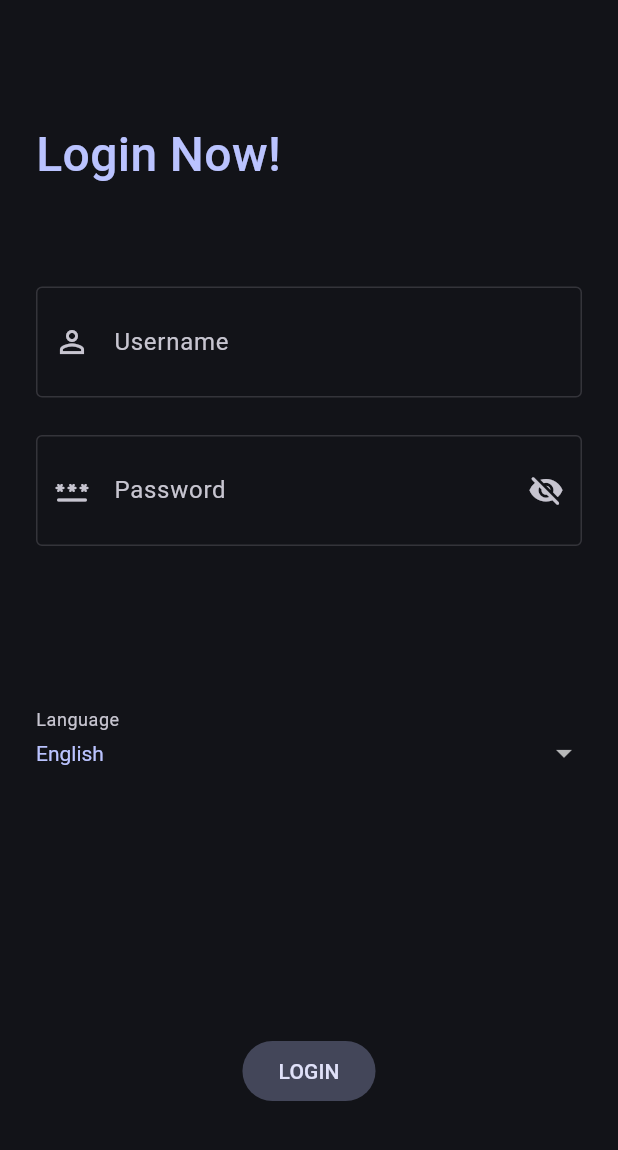
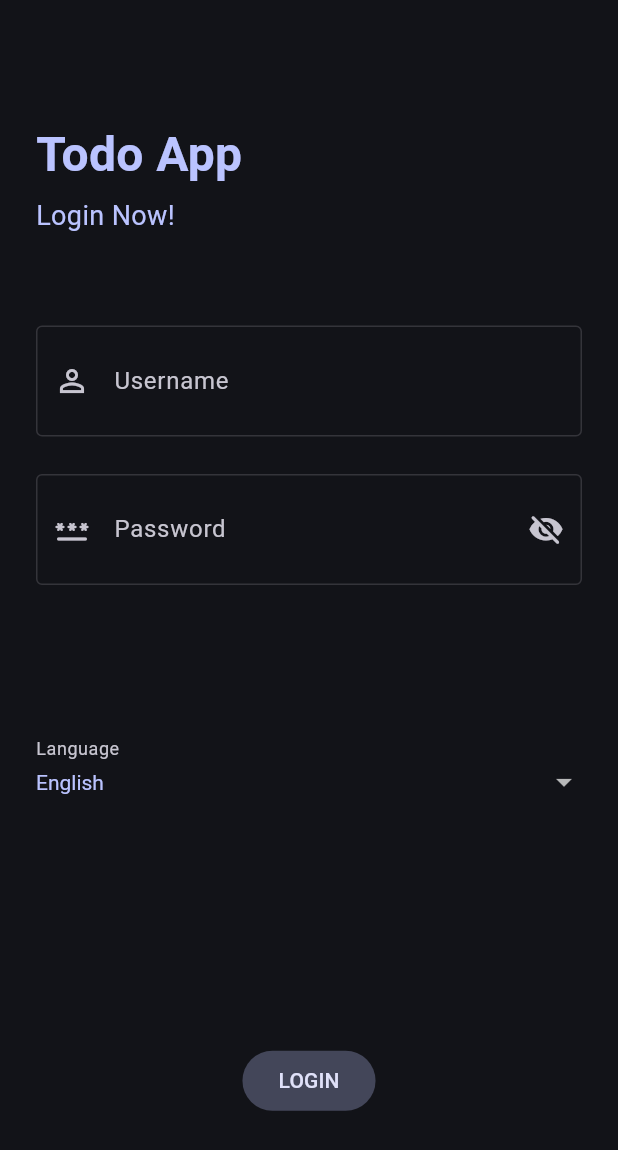
Before and after one commit to MohammadBali/Task-Manager, a Flutter app: the screen it shows after launch, on a phone screen of 412 x 824 dp. Shown: the top 1150 px of the screen. Run offline on Flutter 3.47's test engine with Material 3 defaults, Android fonts, the phone set to English and light mode, and no system bars; our stand-ins replace animated_splash_screen, bloc, conditional_builder_null_safety, dio, flutter_bloc, page_transition and 2 more; missing offline and left inert: string_extensions; accounts and stored records are empty; Roboto replaces fonts that are missing (Poppins).

```diff
--- a/lib/modules/Login/login.dart
+++ b/lib/modules/Login/login.dart
@@ -117,11 +117,10 @@ class _LoginState extends State<Login> {
                               children:
                               [
                                 Text(
-                                  Localization.translate('login_second_title'),
+                                  Localization.translate('login_title'),
                                   style: TextStyle(
                                     color: appCubit.isDarkTheme? defaultDarkColor : defaultColor,
-                                    fontFamily: AppCubit.language == 'ar'? 'Cairo': 'Poppins',
-                                    fontWeight: FontWeight.w500,
+                                    fontWeight: FontWeight.w600,
                                     fontSize: 32,
                                   ),
 
@@ -129,15 +128,14 @@ class _LoginState extends State<Login> {
 
                                 const SizedBox(height: 5,),
 
-                                // Text(
-                                //   Localization.translate('login_second_title'),//'Login Now and Start Revealing the Truth',
-                                //   style: TextStyle(
-                                //     fontSize: 16,
-                                //     color: AppCubit.get(context).isDarkTheme? defaultDarkColor : defaultColor,
-                                //     fontFamily: AppCubit.language == 'ar'? 'Cairo': 'Railway',
-                                //     fontWeight: FontWeight.w400
-                                //   ),
-                                // ),
+                                Text(
+                                  Localization.translate('login_second_title'),//'Login Now and Start Revealing the Truth',
+                                  style: TextStyle(
+                                    fontSize: 18,
+                                    color: AppCubit.get(context).isDarkTheme? defaultDarkColor : defaultColor,
+                                    fontWeight: FontWeight.w400
+                                  ),
+                                ),
 
                                 const SizedBox(height: 60,),
 
@@ -230,7 +228,6 @@ class _LoginState extends State<Login> {
                                                     onChanged: (newValue) {
 
                                                       setState(() {
-                                                        print('Current Language is: $newValue');
                                                         currentLanguage = newValue!;
                                                         state.didChange(newValue);
 
@@ -240,7 +237,7 @@ class _LoginState extends State<Login> {
 
                                                         }).catchError((error)
                                                         {
-                                                          print('ERROR WHILE SWITCHING LANGUAGES, ${error.toString()}');
+                                                          debugPrint('ERROR WHILE SWITCHING LANGUAGES, ${error.toString()}');
                                                           snackBarBuilder(message: error.toString(), context: context);
                                                         });
                                                       });
@@ -313,27 +310,25 @@ class _LoginState extends State<Login> {
                                 children:
                                 [
                                   Text(
-                                    Localization.translate('login_second_title'),
+                                    Localization.translate('login_title'),
                                     style: TextStyle(
                                       color: appCubit.isDarkTheme? defaultDarkColor : defaultColor,
-                                      fontFamily: AppCubit.language == 'ar'? 'Cairo': 'Poppins',
-                                      fontWeight: FontWeight.w500,
+                                      fontWeight: FontWeight.w600,
                                       fontSize: 32,
                                     ),
 
                                   ),
 
-                                  const SizedBox(height: 10,),
+                                  const SizedBox(height: 5,),
 
-                                  // Text(
-                                  //   Localization.translate('login_second_title'),//'Login Now and Start Revealing the Truth',
-                                  //   style: TextStyle(
-                                  //       fontSize: 16,
-                                  //       color: AppCubit.get(context).isDarkTheme? defaultDarkColor : defaultColor,
-                                  //       fontFamily: AppCubit.language == 'ar'? 'Cairo': 'Poppins',
-                                  //       fontWeight: FontWeight.w400
-                                  //   ),
-                                  // ),
+                                  Text(
+                                    Localization.translate('login_second_title'),//'Login Now and Start Revealing the Truth',
+                                    style: TextStyle(
+                                        fontSize: 18,
+                                        color: AppCubit.get(context).isDarkTheme? defaultDarkColor : defaultColor,
+                                        fontWeight: FontWeight.w400
+                                    ),
+                                  ),
 
                                   const SizedBox(height: 60,),
 
--- a/lib/shared/components/components.dart
+++ b/lib/shared/components/components.dart
@@ -63,7 +63,7 @@ SnackBar defaultSnackBar(
   void Function()? onPressed,
 
 })=>SnackBar(
-  content: Text(message),
+  content: Text(message, maxLines: 4, overflow: TextOverflow.ellipsis,),
   action: SnackBarAction(
     label: quitMessage ?? Localization.translate('exit'),
     onPressed: onPressed?? (){},
@@ -89,7 +89,7 @@ Widget defaultButton(
   switch (type)
   {
     case ButtonType.filled:
-      return FilledButton(onPressed: onPressed, child: customChild?? Text(message), );
+      return FilledButton(onPressed: onPressed, child: customChild?? Text(message),);
 
     case ButtonType.filledTonal:
       return FilledButton.tonal(onPressed: onPressed, child: customChild?? Text(message));
--- a/lib/shared/styles/themes.dart
+++ b/lib/shared/styles/themes.dart
@@ -1,5 +1,4 @@
 import 'package:flutter/material.dart';
-import 'package:flutter/services.dart';
 import 'package:maids_project/layout/cubit/cubit.dart';
 
 import 'colors.dart';
--- a/pubspec.yaml
+++ b/pubspec.yaml
@@ -52,6 +52,8 @@ dependencies:
 
   bloc_test: ^9.1.7
   mocktail: ^1.0.4
+  http_mock_adapter: ^0.6.1
+  sqflite_common_ffi: ^2.3.3
 
 dev_dependencies:
   flutter_test:
@@ -79,7 +81,8 @@ flutter:
 
   assets:
     - assets/images/
-    - assets/images/splash/maids.png
+    - assets/images/splash/
+    - assets/images/personal/
 
   # An image asset can refer to one or more resolution-specific "variants", see
   # https://flutter.dev/assets-and-images/#resolution-aware
```
Also changed, not shown: lib/layout/home_layout.dart (+7 -1 lines), lib/modules/Settings/Settings.dart (+25 -6 lines), lib/shared/bloc_observer.dart (+5 -4 lines), lib/shared/network/remote/main_dio_helper.dart (+3 -11 lines), assets/images/personal/personal.png (added), pubspec.lock, 5 other files.
